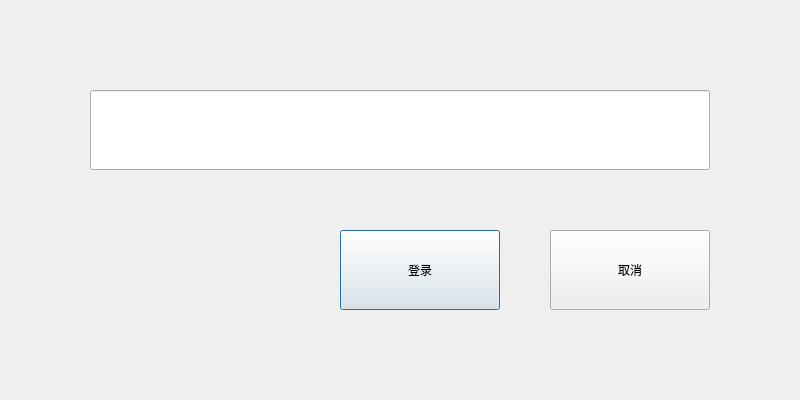
1028417/XMusic, file src/XMusic/ui/logindlg.ui: the form before one commit.
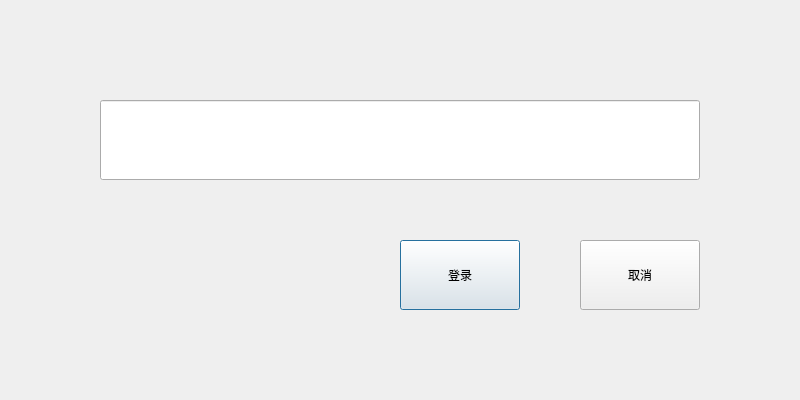
The form after the commit. Custom widgets are drawn as their Qt base class.

```diff
--- a/src/XMusic/ui/logindlg.ui
+++ b/src/XMusic/ui/logindlg.ui
@@ -16,9 +16,9 @@
   <widget class="QLineEdit" name="editUser">
    <property name="geometry">
     <rect>
-     <x>90</x>
-     <y>90</y>
-     <width>620</width>
+     <x>100</x>
+     <y>100</y>
+     <width>600</width>
      <height>80</height>
     </rect>
    </property>
@@ -26,10 +26,10 @@
   <widget class="CButton" name="btnLogin">
    <property name="geometry">
     <rect>
-     <x>340</x>
-     <y>230</y>
-     <width>160</width>
-     <height>80</height>
+     <x>400</x>
+     <y>240</y>
+     <width>120</width>
+     <height>70</height>
     </rect>
    </property>
    <property name="autoFillBackground">
@@ -57,10 +57,10 @@
   <widget class="CButton" name="btnCancel">
    <property name="geometry">
     <rect>
-     <x>550</x>
-     <y>230</y>
-     <width>160</width>
-     <height>80</height>
+     <x>580</x>
+     <y>240</y>
+     <width>120</width>
+     <height>70</height>
     </rect>
    </property>
    <property name="autoFillBackground">
```
